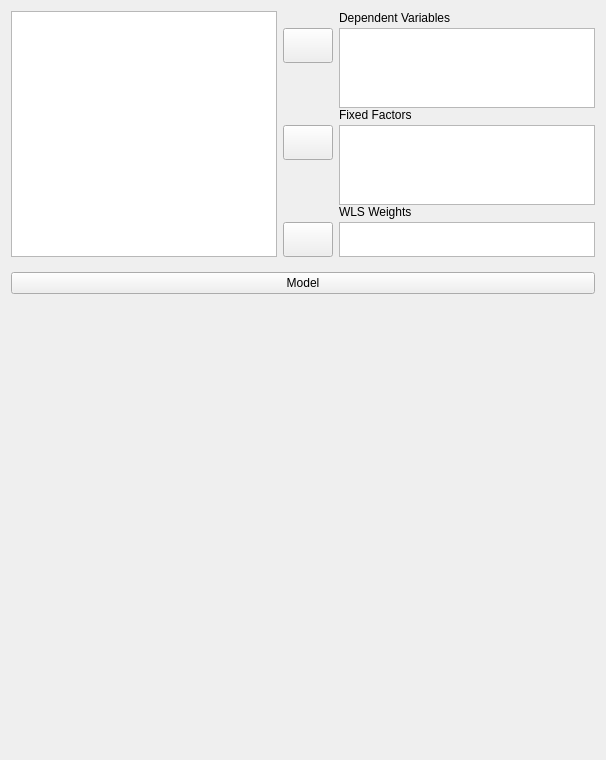
The window that JASP-Desktop/analysisforms/anovamultivariateform.ui (jasp-stats/jasp-desktop) describes before a commit, drawn with Qt 5.
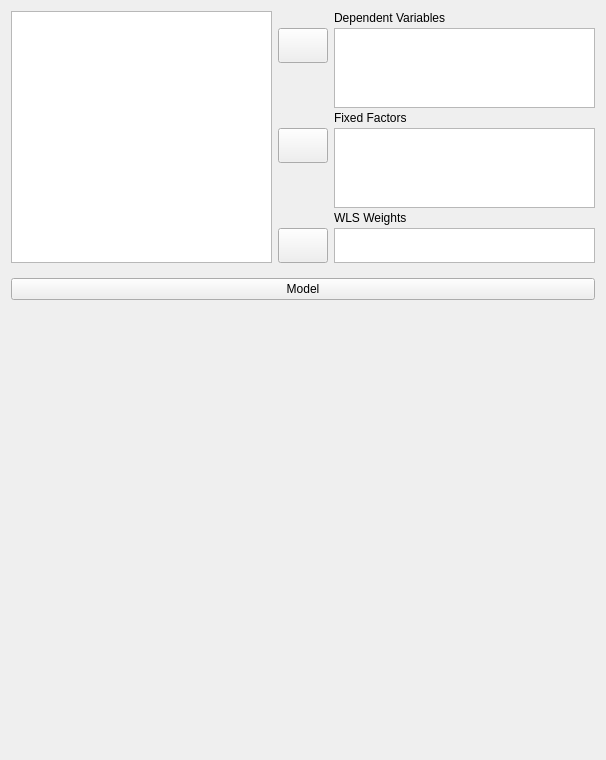
The same window after the commit. Custom widgets are drawn as their Qt base class.

```diff
--- a/JASP-Desktop/analysisforms/anovamultivariateform.ui
+++ b/JASP-Desktop/analysisforms/anovamultivariateform.ui
@@ -21,37 +21,7 @@
   </property>
   <layout class="QVBoxLayout" name="verticalLayout">
    <item>
-    <widget class="QWidget" name="widget_3" native="true">
-     <property name="sizePolicy">
-      <sizepolicy hsizetype="Preferred" vsizetype="Fixed">
-       <horstretch>0</horstretch>
-       <verstretch>0</verstretch>
-      </sizepolicy>
-     </property>
-     <property name="maximumSize">
-      <size>
-       <width>16777215</width>
-       <height>400</height>
-      </size>
-     </property>
-     <layout class="QGridLayout" name="gridLayout_7">
-      <property name="leftMargin">
-       <number>0</number>
-      </property>
-      <property name="topMargin">
-       <number>0</number>
-      </property>
-      <property name="rightMargin">
-       <number>0</number>
-      </property>
-      <property name="bottomMargin">
-       <number>0</number>
-      </property>
-      <property name="verticalSpacing">
-       <number>0</number>
-      </property>
-      <item row="0" column="2" rowspan="2">
-       <widget class="QWidget" name="widget_6" native="true">
+    <widget class="QWidget" name="topWidget" native="true">
         <layout class="QGridLayout" name="gridLayout_3">
          <property name="leftMargin">
           <number>0</number>
@@ -68,7 +38,7 @@
          <property name="verticalSpacing">
           <number>3</number>
          </property>
-         <item row="0" column="1">
+      <item row="0" column="2">
           <widget class="QLabel" name="label">
            <property name="sizePolicy">
             <sizepolicy hsizetype="Fixed" vsizetype="Fixed">
@@ -81,32 +51,7 @@
            </property>
           </widget>
          </item>
-         <item row="1" column="0">
-          <widget class="AssignButton" name="buttonAssignDependent">
-           <property name="sizePolicy">
-            <sizepolicy hsizetype="Fixed" vsizetype="Fixed">
-             <horstretch>0</horstretch>
-             <verstretch>0</verstretch>
-            </sizepolicy>
-           </property>
-           <property name="minimumSize">
-            <size>
-             <width>50</width>
-             <height>35</height>
-            </size>
-           </property>
-           <property name="maximumSize">
-            <size>
-             <width>50</width>
-             <height>35</height>
-            </size>
-           </property>
-           <property name="text">
-            <string/>
-           </property>
-          </widget>
-         </item>
-         <item row="1" column="1" rowspan="2">
+      <item row="1" column="2" rowspan="2">
           <widget class="BoundListView" name="dependents">
            <property name="sizePolicy">
             <sizepolicy hsizetype="Expanding" vsizetype="Fixed">
@@ -131,29 +76,8 @@
            </property>
           </widget>
          </item>
-        </layout>
-       </widget>
-      </item>
-      <item row="2" column="2">
-       <widget class="QWidget" name="widget_5" native="true">
-        <layout class="QGridLayout" name="gridLayout_2">
-         <property name="leftMargin">
-          <number>0</number>
-         </property>
-         <property name="topMargin">
-          <number>0</number>
-         </property>
-         <property name="rightMargin">
-          <number>0</number>
-         </property>
-         <property name="bottomMargin">
-          <number>0</number>
-         </property>
-         <property name="verticalSpacing">
-          <number>3</number>
-         </property>
-         <item row="1" column="0">
-          <widget class="AssignButton" name="buttonAssignFixed">
+      <item row="1" column="1">
+       <widget class="AssignButton" name="buttonAssignDependent">
            <property name="sizePolicy">
             <sizepolicy hsizetype="Fixed" vsizetype="Fixed">
              <horstretch>0</horstretch>
@@ -177,32 +101,20 @@
            </property>
           </widget>
          </item>
-         <item row="1" column="1" rowspan="2">
-          <widget class="BoundListView" name="fixedFactors">
+      <item row="6" column="2">
+       <widget class="QLabel" name="label_4">
            <property name="sizePolicy">
-            <sizepolicy hsizetype="Expanding" vsizetype="Fixed">
+         <sizepolicy hsizetype="Fixed" vsizetype="Fixed">
              <horstretch>0</horstretch>
              <verstretch>0</verstretch>
             </sizepolicy>
            </property>
-           <property name="minimumSize">
-            <size>
-             <width>0</width>
-             <height>80</height>
-            </size>
-           </property>
-           <property name="maximumSize">
-            <size>
-             <width>16777215</width>
-             <height>80</height>
-            </size>
-           </property>
-           <property name="selectionMode">
-            <enum>QAbstractItemView::ExtendedSelection</enum>
+        <property name="text">
+         <string>WLS Weights</string>
            </property>
           </widget>
          </item>
-         <item row="0" column="1">
+      <item row="3" column="2">
           <widget class="QLabel" name="label_2">
            <property name="sizePolicy">
             <sizepolicy hsizetype="Fixed" vsizetype="Fixed">
@@ -215,28 +127,7 @@
            </property>
           </widget>
          </item>
-        </layout>
-       </widget>
-      </item>
-      <item row="3" column="2">
-       <widget class="QWidget" name="widget_11" native="true">
-        <layout class="QGridLayout" name="gridLayout_4">
-         <property name="leftMargin">
-          <number>0</number>
-         </property>
-         <property name="topMargin">
-          <number>0</number>
-         </property>
-         <property name="rightMargin">
-          <number>0</number>
-         </property>
-         <property name="bottomMargin">
-          <number>0</number>
-         </property>
-         <property name="verticalSpacing">
-          <number>3</number>
-         </property>
-         <item row="1" column="0">
+      <item row="7" column="1">
           <widget class="AssignButton" name="buttonAssignWLSWeights">
            <property name="sizePolicy">
             <sizepolicy hsizetype="Fixed" vsizetype="Fixed">
@@ -261,7 +152,32 @@
            </property>
           </widget>
          </item>
-         <item row="1" column="1">
+      <item row="4" column="1">
+       <widget class="AssignButton" name="buttonAssignFixed">
+        <property name="sizePolicy">
+         <sizepolicy hsizetype="Fixed" vsizetype="Fixed">
+          <horstretch>0</horstretch>
+          <verstretch>0</verstretch>
+         </sizepolicy>
+        </property>
+        <property name="minimumSize">
+         <size>
+          <width>50</width>
+          <height>35</height>
+         </size>
+        </property>
+        <property name="maximumSize">
+         <size>
+          <width>50</width>
+          <height>35</height>
+         </size>
+        </property>
+        <property name="text">
+         <string/>
+        </property>
+       </widget>
+      </item>
+      <item row="7" column="2">
           <widget class="BoundListView" name="wlsWeights">
            <property name="sizePolicy">
             <sizepolicy hsizetype="Expanding" vsizetype="Fixed">
@@ -286,23 +202,7 @@
            </property>
           </widget>
          </item>
-         <item row="0" column="1">
-          <widget class="QLabel" name="label_4">
-           <property name="sizePolicy">
-            <sizepolicy hsizetype="Fixed" vsizetype="Fixed">
-             <horstretch>0</horstretch>
-             <verstretch>0</verstretch>
-            </sizepolicy>
-           </property>
-           <property name="text">
-            <string>WLS Weights</string>
-           </property>
-          </widget>
-         </item>
-        </layout>
-       </widget>
-      </item>
-      <item row="0" column="0" rowspan="4">
+      <item row="0" column="0" rowspan="8">
        <widget class="AvailableFieldsListView" name="listAvailableFields">
         <property name="sizePolicy">
          <sizepolicy hsizetype="Expanding" vsizetype="Expanding">
@@ -327,6 +227,44 @@
         </property>
        </widget>
       </item>
+      <item row="5" column="1">
+       <spacer name="verticalSpacer_2">
+        <property name="orientation">
+         <enum>Qt::Vertical</enum>
+        </property>
+        <property name="sizeHint" stdset="0">
+         <size>
+          <width>20</width>
+          <height>40</height>
+         </size>
+        </property>
+       </spacer>
+      </item>
+      <item row="4" column="2" rowspan="2">
+       <widget class="BoundListView" name="fixedFactors">
+        <property name="sizePolicy">
+         <sizepolicy hsizetype="Expanding" vsizetype="Fixed">
+          <horstretch>0</horstretch>
+          <verstretch>0</verstretch>
+         </sizepolicy>
+        </property>
+        <property name="minimumSize">
+         <size>
+          <width>0</width>
+          <height>80</height>
+         </size>
+        </property>
+        <property name="maximumSize">
+         <size>
+          <width>16777215</width>
+          <height>80</height>
+         </size>
+        </property>
+        <property name="selectionMode">
+         <enum>QAbstractItemView::ExtendedSelection</enum>
+        </property>
+       </widget>
+      </item>
      </layout>
     </widget>
    </item>
```
Left out of the diff: 1 changed line with no effect on the pictures. Lines whose indentation alone changed are shown as unchanged.
